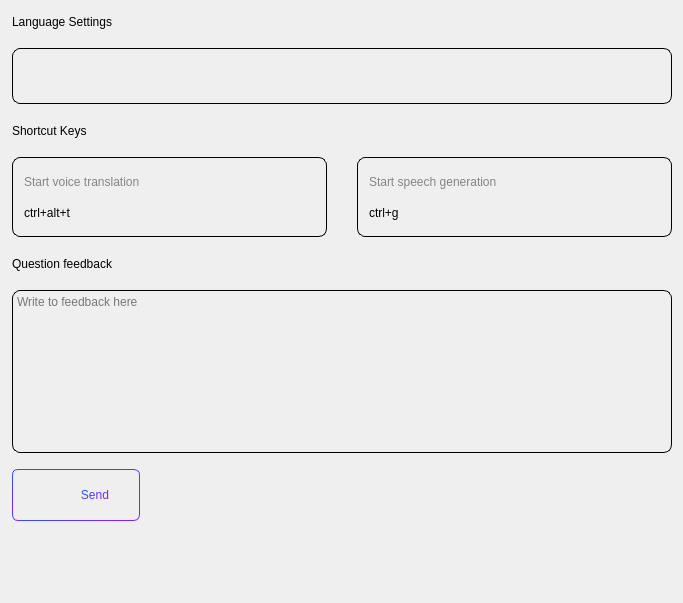
Qt form widget/Setting/WGerenalPage.ui (yechaoGitHub/AI) before a commit.
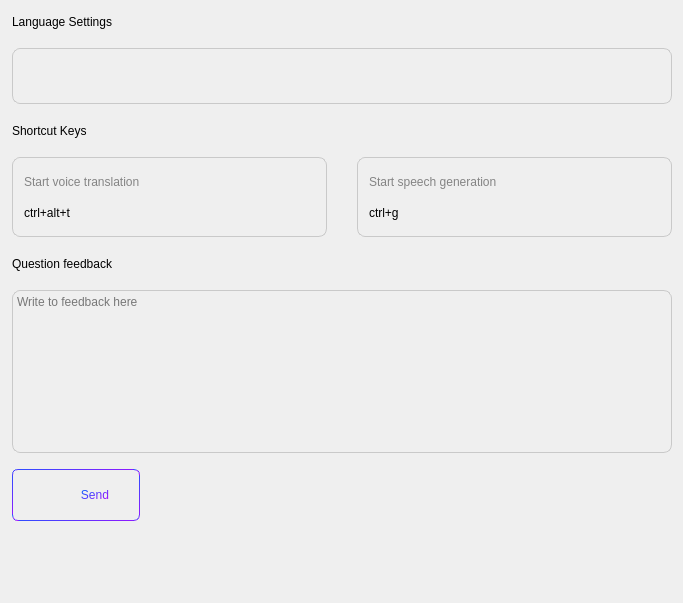
The same form after that commit. Icons and pictures are not drawn.

```diff
--- a/widget/Setting/WGerenalPage.ui
+++ b/widget/Setting/WGerenalPage.ui
@@ -25,7 +25,7 @@
 }
 QFrame#frame_language,#frame_key1,#frame_key2{
 	border-radius:8px;
-	border:1px solid #000000;
+	border:1px solid #c9c9c9;
 }
 
 QLabel#label_4,#label_6{
@@ -34,7 +34,7 @@
 
 QPushButton{
 	border-radius:8px;
-	border:1px solid #000000;
+	border:1px solid #c9c9c9;
 }
 
 QPushButton#pb_tip{
@@ -64,7 +64,7 @@
 
 QTextEdit{
 	background-color: transparent;
-	border:1px solid #000000;
+	border:1px solid #c9c9c9;
 	border-radius:8px;
 }
 
```
